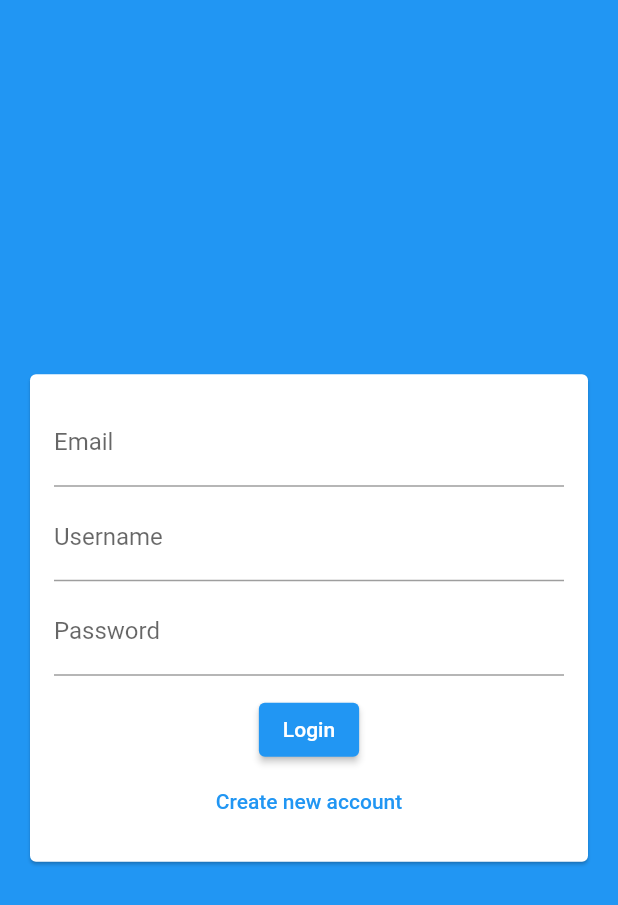
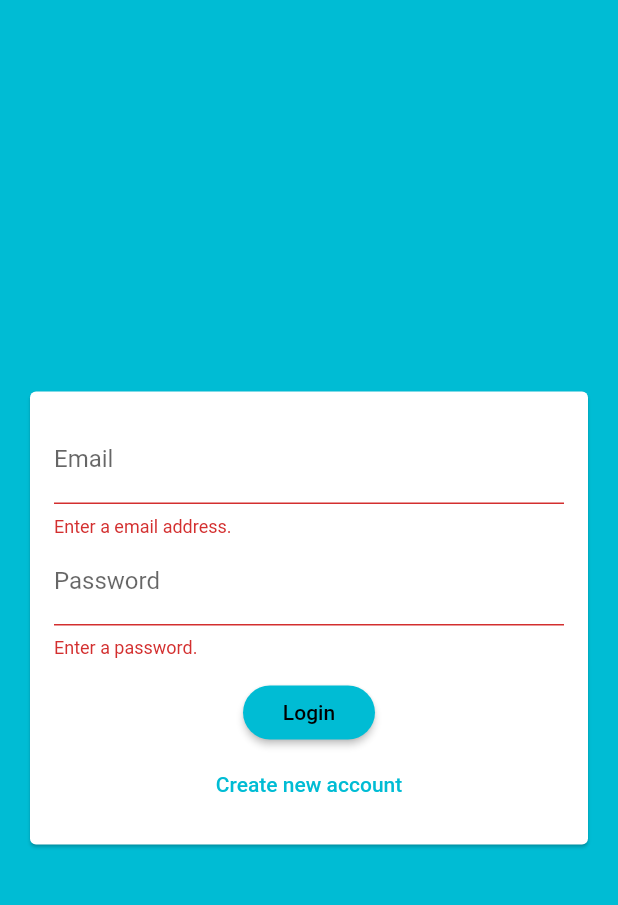
Before and after one commit to SharfarazMahmood/Postman, a Flutter app: the screen it shows after launch, after a tap on "Login", on a phone screen of 412 x 824 dp. Shown: the top 905 px of the screen. Run offline on Flutter 3.47's test engine with Material 2 defaults, Android fonts, the phone set to English and light mode, and no system bars; our stand-ins replace cloud_firestore; accounts and stored records are empty.

Commit message:
Auth(login/Signup) screen form fields validation added.

```diff
--- a/lib/main.dart
+++ b/lib/main.dart
@@ -13,7 +13,16 @@ class MyApp extends StatelessWidget {
       debugShowCheckedModeBanner: false,
       title: 'Postman',
       theme: ThemeData(
-        primarySwatch: Colors.blue,
+        primarySwatch: Colors.cyan,
+        backgroundColor: Colors.cyan,
+        accentColor: Colors.limeAccent,
+        accentColorBrightness: Brightness.light,
+        buttonTheme: ButtonTheme.of(context).copyWith(
+            buttonColor: Colors.cyan,
+            textTheme: ButtonTextTheme.primary,
+            shape: RoundedRectangleBorder(
+              borderRadius: BorderRadius.circular(20),
+            )),
       ),
       home: AuthScreen(),
     );
--- a/lib/screens/auth_screen.dart
+++ b/lib/screens/auth_screen.dart
@@ -7,13 +7,17 @@ class AuthScreen extends StatefulWidget {
 }
 
 class _AuthScreenState extends State<AuthScreen> {
+  void _submitAuthForm(
+    String email,
+    String usernname,
+    String password,
+    bool isLogin,
+  ) {}
   @override
   Widget build(BuildContext context) {
     return Scaffold(
       backgroundColor: Theme.of(context).primaryColor,
-      body: Authform(
-
-      ),
+      body: Authform(submitFunc: _submitAuthForm),
     );
   }
 }
--- a/lib/widgets/auth_form.dart
+++ b/lib/widgets/auth_form.dart
@@ -1,8 +1,15 @@
 import 'package:flutter/material.dart';
 
 class Authform extends StatefulWidget {
+  final void Function(
+    String email,
+    String username,
+    String password,
+    bool isLogin,
+  ) submitFunc;
   const Authform({
     Key key,
+    this.submitFunc,
   }) : super(key: key);
 
   @override
@@ -10,6 +17,28 @@ class Authform extends StatefulWidget {
 }
 
 class _AuthformState extends State<Authform> {
+  final _formKey = GlobalKey<FormState>();
+  var _isLogin = true;
+  String _userEmail = '';
+  String _userName = '';
+  String _userPassword = '';
+
+  void _trySubmit() {
+    final isValid = _formKey.currentState.validate();
+    FocusScope.of(context).unfocus();
+    if (isValid) {
+      _formKey.currentState.save();
+      widget.submitFunc(
+        _userEmail,
+        _userName,
+        _userPassword,
+        _isLogin,
+      );
+
+      // use these values to sent to auth request............
+    }
+  }
+
   @override
   Widget build(BuildContext context) {
     return Center(
@@ -19,36 +48,83 @@ class _AuthformState extends State<Authform> {
           child: Padding(
             padding: const EdgeInsets.all(16),
             child: Form(
+              key: _formKey,
               child: Column(
                 mainAxisSize: MainAxisSize.min,
                 children: <Widget>[
                   TextFormField(
+                    key: const ValueKey('email'),
+                    validator: (value) {
+                      if (value.isEmpty) {
+                        return "Enter a email address.";
+                      }
+                      if (!value.contains('@') || !value.contains('.')) {
+                        return "Enter a valid email address.";
+                      }
+                      return null;
+                    },
                     keyboardType: TextInputType.emailAddress,
                     decoration: const InputDecoration(
                       labelText: "Email",
                     ),
+                    onSaved: (value) {
+                      _userEmail = value;
+                    },
                   ),
-                  const SizedBox(height: 4),
+                  // const SizedBox(height: 4),
+                  if (!_isLogin)
+                    TextFormField(
+                      key: const ValueKey('username'),
+                      validator: (value) {
+                        if (value.isEmpty) {
+                          return "Enter a username.";
+                        }
+                        if (value.length < 4) {
+                          return "Username must be at least 4 characters long";
+                        }
+                        return null;
+                      },
+                      decoration: const InputDecoration(
+                        labelText: "Username",
+                      ),
+                      onSaved: (value) {
+                        _userName = value;
+                      },
+                    ),
+                  // const SizedBox(height: 4),
                   TextFormField(
-                    decoration: const InputDecoration(
-                      labelText: "Username",
-                    ),
-                  ),
-                  const SizedBox(height: 4),
-                  TextFormField(
+                    key: const ValueKey('password'),
+                    validator: (value) {
+                      if (value.isEmpty) {
+                        return "Enter a password.";
+                      }
+                      if (value.length < 7) {
+                        return "Password must be at least 7 characters long";
+                      }
+                      return null;
+                    },
                     decoration: const InputDecoration(
                       labelText: "Password",
                     ),
                     obscureText: true,
+                    onSaved: (value) {
+                      _userPassword = value;
+                    },
                   ),
                   const SizedBox(height: 12),
-                  ElevatedButton(
-                    child: Text("Login"),
-                    onPressed: () {},
+                  RaisedButton(
+                    child: Text(_isLogin ? "Login" : 'Signup'),
+                    onPressed: _trySubmit,
                   ),
                   TextButton(
-                    child: Text('Create new account'),
-                    onPressed: () {},
+                    child: Text(_isLogin
+                        ? 'Create new account'
+                        : 'Already have an acoount'),
+                    onPressed: () {
+                      setState(() {
+                        _isLogin = !_isLogin;
+                      });
+                    },
                   ),
                 ],
               ),
--- a/pubspec.yaml
+++ b/pubspec.yaml
@@ -35,6 +35,7 @@ dependencies:
   # Use with the CupertinoIcons class for iOS style icons.
   cupertino_icons: ^1.0.2
   cloud_firestore: ^0.13.5
+  firebase_auth: ^0.16.1
 
 dev_dependencies:
   flutter_test:
```
Also changed, not shown: pubspec.lock.
